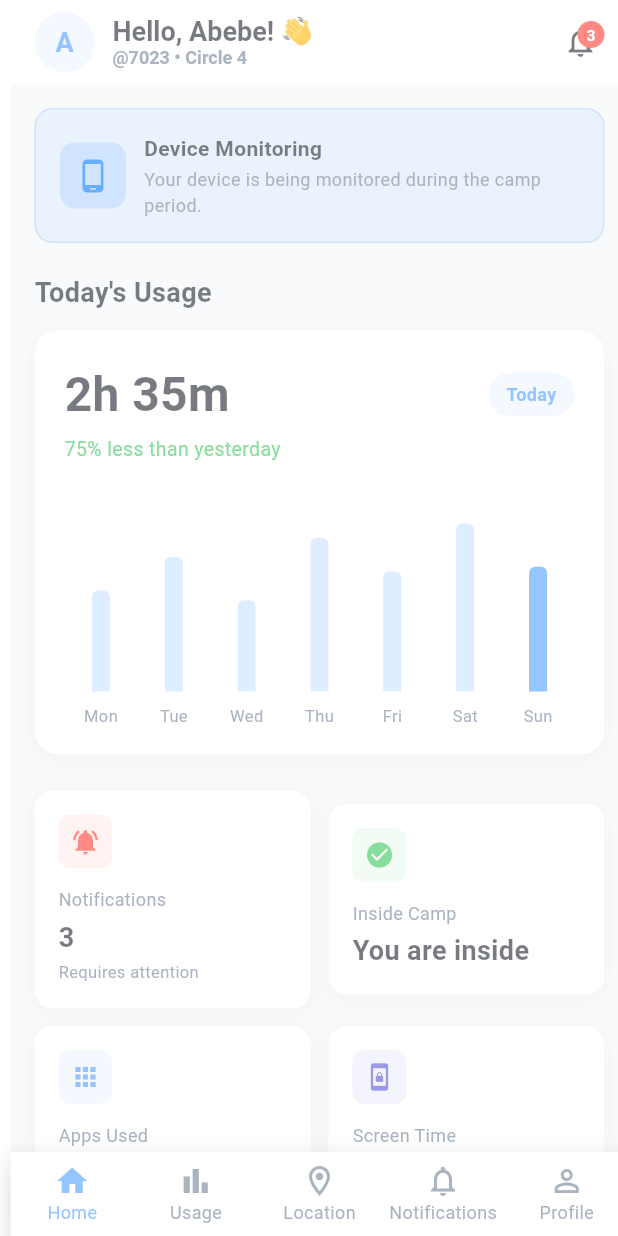
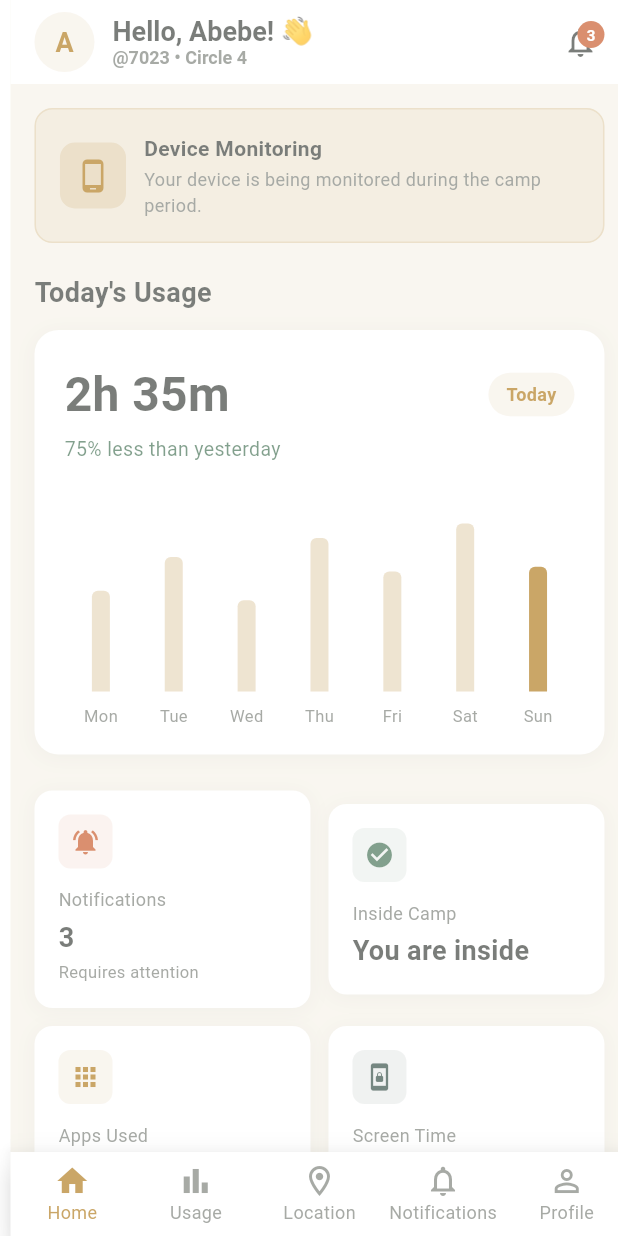
Before and after one commit to Rediet2077/Summer-Camp-Digital-Usage-Campus-Boundary-Monitoring-System, a Flutter app: the screen it shows after launch, after a tap on "Get Started", after a tap on "Login", on a phone screen of 412 x 824 dp. Run offline on Flutter 3.47's test engine with Material 3 defaults, Android fonts, the phone set to English and light mode, and no system bars; drawn by our look-alikes of fl_chart; network calls fail.

Commit message:
Apply Ochre + Forest premium color scheme - earthy and distinctive

```diff
--- a/lib/constants/app_theme.dart
+++ b/lib/constants/app_theme.dart
@@ -1,35 +1,38 @@
 import 'package:flutter/material.dart';
 
 class AppTheme {
-  // Primary Colors - From Mockups
-  static const Color primaryColor = Color(0xFF4C9EFF); // Bright Blue (from login button)
-  static const Color secondaryColor = Color(0xFF2D7DD2); // Medium Blue
-  static const Color accentColor = Color(0xFF7CB3FF); // Light Blue
+  // Primary Colors - Ochre + Forest Premium Theme
+  static const Color primaryColor = Color(0xFFA66A00); // Ochre
+  static const Color secondaryColor = Color(0xFF18352B); // Forest Dark
+  static const Color accentColor = Color(0xFFD5B65A); // Light Ochre/Gold
 
   // Background Colors
-  static const Color lightBackground = Color(0xFFF5F7FA); // Light Grey/White from mockups
+  static const Color lightBackground = Color(0xFFF5F1E6); // Cream background
   static const Color cardBackground = Color(0xFFFFFFFF); // Pure White for cards
-  static const Color darkBackground = Color(0xFF0F172A); // Very Dark Blue (for dark mode)
-  static const Color darkCardBackground = Color(0xFF1E293B); // Dark Blue Grey (for dark mode)
+  static const Color darkBackground = Color(0xFF18352B); // Forest Dark (for dark mode)
+  static const Color darkCardBackground = Color(0xFF1E3A30); // Slightly lighter forest
 
   // Text Colors
-  static const Color textPrimary = Color(0xFF1A202C); // Dark text
-  static const Color textSecondary = Color(0xFF718096); // Grey text
+  static const Color textPrimary = Color(0xFF20251F); // Dark text
+  static const Color textSecondary = Color(0xFF6B7069); // Grey text
   static const Color textWhite = Color(0xFFFFFFFF); // White text
-  static const Color textDark = Color(0xFF1E293B);
+  static const Color textDark = Color(0xFF18352B); // Forest dark
 
-  // Status Colors - From Mockups
-  static const Color successColor = Color(0xFF34C759); // Green (Inside Camp)
-  static const Color warningColor = Color(0xFFFFCC00); // Yellow (warnings)
-  static const Color errorColor = Color(0xFFFF3B30); // Red (Outside Camp)
-  static const Color infoColor = Color(0xFF007AFF); // Blue (info/education)
+  // Border Colors
+  static const Color borderColor = Color(0xFFDED8C8); // Light border
 
-  // Chart Colors - From Mockups
-  static const Color chartEducation = Color(0xFF007AFF); // Blue
-  static const Color chartProductivity = Color(0xFF5856D6); // Purple
-  static const Color chartSocialMedia = Color(0xFFFF2D55); // Pink/Red
-  static const Color chartEntertainment = Color(0xFFFF9500); // Orange
-  static const Color chartGaming = Color(0xFFFF6B35); // Deep Orange
+  // Status Colors - Adapted to theme
+  static const Color successColor = Color(0xFF2D5F3F); // Forest green
+  static const Color warningColor = Color(0xFFD5B65A); // Gold/Accent
+  static const Color errorColor = Color(0xFFC1440E); // Rust/Orange-Red
+  static const Color infoColor = Color(0xFFA66A00); // Ochre
+
+  // Chart Colors - Earthy palette
+  static const Color chartEducation = Color(0xFFA66A00); // Ochre
+  static const Color chartProductivity = Color(0xFF18352B); // Forest Dark
+  static const Color chartSocialMedia = Color(0xFFD5B65A); // Light Gold
+  static const Color chartEntertainment = Color(0xFF8B5A2B); // Brown
+  static const Color chartGaming = Color(0xFF4A6741); // Olive Green
   static const Color chartOther = Color(0xFF8E8E93); // Grey
 
   // Dark Theme
@@ -136,7 +139,7 @@ class AppTheme {
     ),
   );
 
-  // Light Theme - Main theme from mockups
+  // Light Theme - Main theme with Ochre + Forest palette
   static ThemeData lightTheme = ThemeData(
     brightness: Brightness.light,
     primaryColor: primaryColor,
@@ -182,11 +185,11 @@ class AppTheme {
       contentPadding: const EdgeInsets.symmetric(horizontal: 16, vertical: 16),
       border: OutlineInputBorder(
         borderRadius: BorderRadius.circular(12),
-        borderSide: BorderSide(color: Colors.grey.shade200),
+        borderSide: const BorderSide(color: borderColor),
       ),
       enabledBorder: OutlineInputBorder(
         borderRadius: BorderRadius.circular(12),
-        borderSide: BorderSide(color: Colors.grey.shade200),
+        borderSide: const BorderSide(color: borderColor),
       ),
       focusedBorder: OutlineInputBorder(
         borderRadius: BorderRadius.circular(12),
--- a/lib/screens/dashboard_screen.dart
+++ b/lib/screens/dashboard_screen.dart
@@ -21,7 +21,7 @@ class _DashboardScreenState extends State<DashboardScreen> {
     return Scaffold(
       backgroundColor: AppTheme.lightBackground,
       appBar: AppBar(
-        backgroundColor: Colors.white,
+        backgroundColor: AppTheme.cardBackground,
         elevation: 0,
         title: Row(
           children: [
--- a/lib/screens/login_screen.dart
+++ b/lib/screens/login_screen.dart
@@ -100,9 +100,9 @@ class _LoginScreenState extends State<LoginScreen> {
             begin: Alignment.topLeft,
             end: Alignment.bottomRight,
             colors: [
-              const Color(0xFFFFB6C1).withOpacity(0.3),
-              const Color(0xFF87CEEB).withOpacity(0.4),
-              const Color(0xFFB0E0E6).withOpacity(0.3),
+              const Color(0xFFF5F1E6), // Cream
+              const Color(0xFFE8DCC4), // Warm beige
+              const Color(0xFFD5C9B1), // Light tan
             ],
           ),
         ),
--- a/lib/screens/welcome_screen.dart
+++ b/lib/screens/welcome_screen.dart
@@ -21,9 +21,9 @@ class _WelcomeScreenState extends State<WelcomeScreen> {
             begin: Alignment.topLeft,
             end: Alignment.bottomRight,
             colors: [
-              const Color(0xFFFFB6C1).withOpacity(0.3), // Light pink/peach
-              const Color(0xFF87CEEB).withOpacity(0.4), // Sky blue
-              const Color(0xFFB0E0E6).withOpacity(0.3), // Powder blue
+              const Color(0xFFF5F1E6), // Cream
+              const Color(0xFFE8DCC4), // Warm beige
+              const Color(0xFFD5C9B1), // Light tan
             ],
           ),
         ),
```
